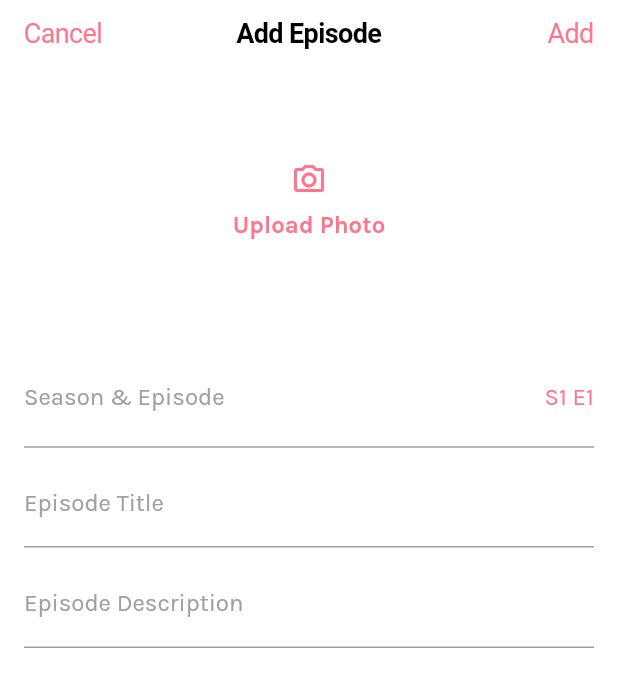
After one commit to KhaleelSH/tv_shows, a Flutter app: the AddEpisodePage screen opened directly, on a phone screen of 412 x 824 dp. The commit adds this screen. Shown: the top 687 px of the screen. Run offline on Flutter 3.47's test engine with Material 2 defaults, Android fonts, the phone set to English and light mode, and no system bars.

Commit message:
add AddEpisodePage UI

```diff
--- /dev/null
+++ b/lib/pages/add_episode_page.dart
@@ -0,0 +1,223 @@
+import 'package:flutter/cupertino.dart';
+import 'package:flutter/material.dart';
+import 'package:tv_shows/utils/app_colors.dart';
+
+const int _kDefaultSeasons = 30;
+const int _kDefaultEpisodes = 99;
+
+class AddEpisodePage extends StatefulWidget {
+  const AddEpisodePage({Key? key}) : super(key: key);
+
+  @override
+  _AddEpisodePageState createState() => _AddEpisodePageState();
+}
+
+class _AddEpisodePageState extends State<AddEpisodePage> {
+  final TextEditingController _titleController = TextEditingController();
+  final TextEditingController _descriptionController = TextEditingController();
+  final FocusNode _titleNode = FocusNode();
+  final FocusNode _descriptionNode = FocusNode();
+  int _season = 1;
+  int _episode = 1;
+
+  @override
+  void dispose() {
+    _titleController.dispose();
+    _descriptionController.dispose();
+    super.dispose();
+  }
+
+  @override
+  Widget build(BuildContext context) {
+    return Scaffold(
+      appBar: CupertinoNavigationBar(
+        backgroundColor: Colors.transparent,
+        leading: Column(
+          mainAxisAlignment: MainAxisAlignment.center,
+          children: [
+            GestureDetector(
+              onTap: () {
+                Navigator.of(context).pop();
+              },
+              child: Text(
+                'Cancel',
+                style: TextStyle(
+                  fontSize: 18,
+                  color: Theme.of(context).primaryColor,
+                ),
+              ),
+            ),
+          ],
+        ),
+        middle: const Text(
+          'Add Episode',
+          style: TextStyle(
+            fontSize: 18,
+            fontWeight: FontWeight.bold,
+          ),
+        ),
+        trailing: GestureDetector(
+          onTap: () {
+            Navigator.of(context).pop();
+          },
+          child: Text(
+            'Add',
+            style: TextStyle(
+              fontSize: 18,
+              color: Theme.of(context).primaryColor,
+            ),
+          ),
+        ),
+        border: Border.all(color: Colors.transparent),
+      ),
+      body: SingleChildScrollView(
+        child: Column(
+          children: [
+            GestureDetector(
+              onTap: () {},
+              child: Container(
+                color: Colors.white,
+                padding: const EdgeInsets.symmetric(vertical: 64),
+                child: Center(
+                  child: Column(
+                    children: [
+                      Icon(
+                        Icons.camera_alt_outlined,
+                        color: Theme.of(context).primaryColor,
+                      ),
+                      const SizedBox(height: 8),
+                      Text(
+                        'Upload Photo',
+                        style: TextStyle(
+                          fontSize: 16,
+                          fontWeight: FontWeight.bold,
+                          color: Theme.of(context).primaryColor,
+                        ),
+                      ),
+                    ],
+                  ),
+                ),
+              ),
+            ),
+            const SizedBox(height: 16),
+            Padding(
+              padding: const EdgeInsets.all(16),
+              child: Column(
+                children: [
+                  GestureDetector(
+                    onTap: () {
+                      _showSeasonAndEpisodePicker(context);
+                    },
+                    child: Container(
+                      color: Colors.white,
+                      child: Column(
+                        crossAxisAlignment: CrossAxisAlignment.start,
+                        children: [
+                          Row(
+                            mainAxisAlignment: MainAxisAlignment.spaceBetween,
+                            children: [
+                              Text(
+                                'Season & Episode',
+                                style: Theme.of(context)
+                                    .textTheme
+                                    .subtitle1!
+                                    .copyWith(
+                                        color: Color(AppColors.lightGrey())),
+                              ),
+                              Text(
+                                'S$_season E$_episode',
+                                style: Theme.of(context)
+                                    .textTheme
+                                    .bodyText1!
+                                    .copyWith(
+                                        color: Theme.of(context).primaryColor),
+                              ),
+                            ],
+                          ),
+                          const SizedBox(height: 16),
+                          Divider(
+                            thickness: 1,
+                            color: Color(AppColors.lightGrey()),
+                          ),
+                        ],
+                      ),
+                    ),
+                  ),
+                  TextFormField(
+                    controller: _titleController,
+                    focusNode: _titleNode,
+                    textInputAction: TextInputAction.next,
+                    decoration: const InputDecoration(
+                      labelText: 'Episode Title',
+                    ),
+                  ),
+                  const SizedBox(height: 8),
+                  TextFormField(
+                    controller: _descriptionController,
+                    focusNode: _descriptionNode,
+                    decoration: const InputDecoration(
+                      labelText: 'Episode Description',
+                    ),
+                  ),
+                ],
+              ),
+            ),
+          ],
+        ),
+      ),
+    );
+  }
+
+  void _showSeasonAndEpisodePicker(BuildContext context) {
+    showModalBottomSheet(
+      context: context,
+      builder: (BuildContext context) {
+        return SizedBox(
+          height: MediaQuery.of(context).size.height / 4,
+          child: Row(
+            children: <Widget>[
+              Expanded(
+                child: CupertinoPicker(
+                  scrollController:
+                      FixedExtentScrollController(initialItem: _season - 1),
+                  itemExtent: 32,
+                  backgroundColor: Colors.white,
+                  onSelectedItemChanged: (int i) {
+                    setState(() => _season = i + 1);
+                  },
+                  children: List<Widget>.generate(
+                    _kDefaultSeasons,
+                    (int i) {
+                      return Center(
+                        child: Text('S${(i + 1).toString().padLeft(2, '0')}'),
+                      );
+                    },
+                  ),
+                ),
+              ),
+              Expanded(
+                child: CupertinoPicker(
+                  scrollController:
+                      FixedExtentScrollController(initialItem: _episode - 1),
+                  itemExtent: 32,
+                  backgroundColor: Colors.white,
+                  onSelectedItemChanged: (int i) {
+                    setState(() => _episode = i + 1);
+                  },
+                  children: List<Widget>.generate(
+                    _kDefaultEpisodes,
+                    (int i) {
+                      return Center(
+                        child: Text('E${(i + 1).toString().padLeft(2, '0')}'),
+                      );
+                    },
+                  ),
+                ),
+              ),
+            ],
+          ),
+        );
+      },
+    );
+  }
+}
--- a/lib/utils/app_theme.dart
+++ b/lib/utils/app_theme.dart
@@ -61,11 +61,11 @@ class AppThemeLight extends AppTheme {
   Brightness get brightness => Brightness.light;
 
   @override
-  InputDecorationTheme get inputDecorationTheme => const InputDecorationTheme(
+  InputDecorationTheme get inputDecorationTheme => InputDecorationTheme(
         labelStyle: TextStyle(
-          fontWeight: FontWeight.normal,
-          fontSize: 16,
-        ),
+            fontWeight: FontWeight.normal,
+            fontSize: 16,
+            color: Color(AppColors.lightGrey())),
       );
 
   @override
```
